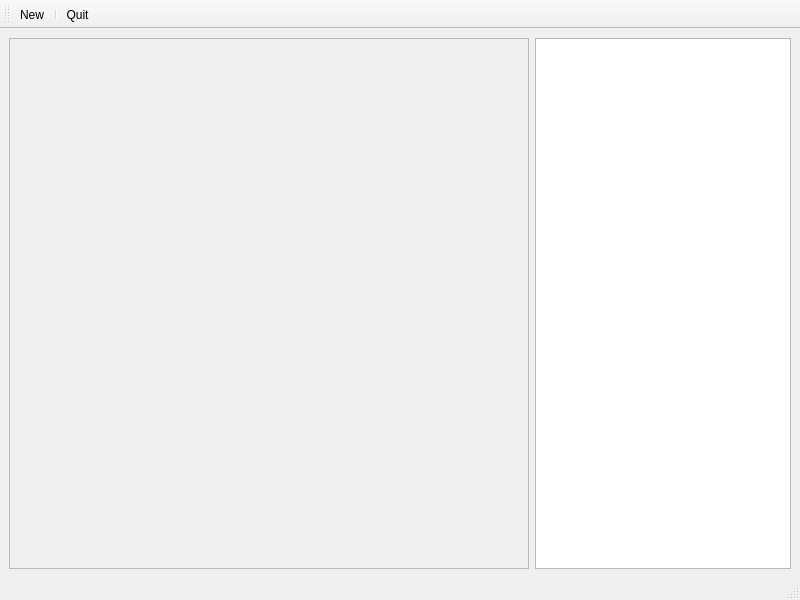
Old version of the form beeclust/gui/mainwindow.ui in the repository martilad/beeclust.
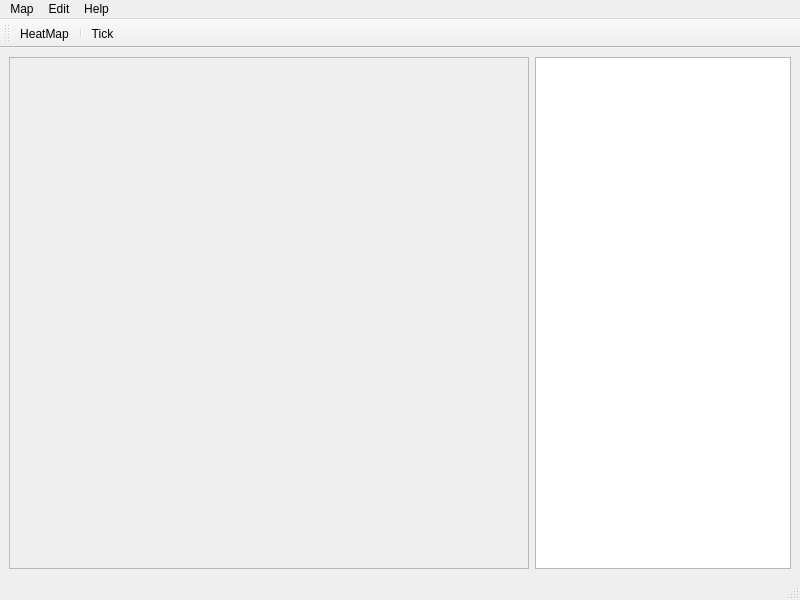
New version of the form.

Commit message: create dialogs, and write about

```diff
--- a/beeclust/gui/mainwindow.ui
+++ b/beeclust/gui/mainwindow.ui
@@ -59,6 +59,30 @@
      <height>20</height>
     </rect>
    </property>
+   <widget class="QMenu" name="menuMap">
+    <property name="title">
+     <string>Map</string>
+    </property>
+    <addaction name="actionNew"/>
+    <addaction name="actionOpen"/>
+    <addaction name="actionSave"/>
+    <addaction name="actionQuit"/>
+   </widget>
+   <widget class="QMenu" name="menuHelp">
+    <property name="title">
+     <string>Help</string>
+    </property>
+    <addaction name="actionAbout"/>
+   </widget>
+   <widget class="QMenu" name="menuEdit">
+    <property name="title">
+     <string>Edit</string>
+    </property>
+    <addaction name="actionParameters"/>
+   </widget>
+   <addaction name="menuMap"/>
+   <addaction name="menuEdit"/>
+   <addaction name="menuHelp"/>
   </widget>
   <widget class="QStatusBar" name="statusbar"/>
   <widget class="QToolBar" name="toolBar">
@@ -71,10 +95,26 @@
    <attribute name="toolBarBreak">
     <bool>false</bool>
    </attribute>
-   <addaction name="actionNew"/>
+   <addaction name="actionHeat"/>
    <addaction name="separator"/>
-   <addaction name="actionQuit"/>
+   <addaction name="actionTick"/>
   </widget>
+  <action name="actionHeat">
+   <property name="checkable">
+    <bool>true</bool>
+   </property>
+   <property name="checked">
+    <bool>false</bool>
+   </property>
+   <property name="text">
+    <string>HeatMap</string>
+   </property>
+  </action>
+  <action name="actionTick">
+   <property name="text">
+    <string>Tick</string>
+   </property>
+  </action>
   <action name="actionNew">
    <property name="text">
     <string>New</string>
```
Left out of the diff: 20 changed lines with no effect on the pictures. The commit also changes 3 other files.
